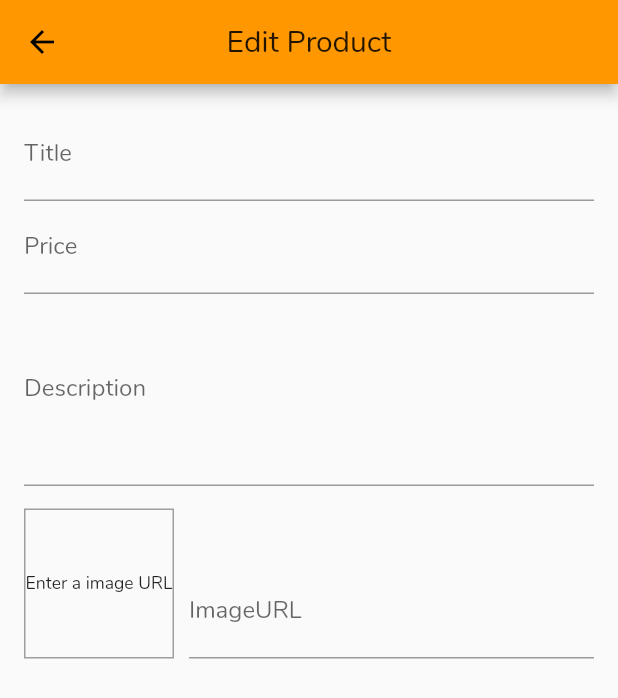
After one commit to Nabinda/Shopathy, a Flutter app: the EditProductScreen screen opened by its route, on a phone screen of 412 x 824 dp. The commit adds this screen. Shown: the top 698 px of the screen. Run offline on Flutter 3.47's test engine with Material 2 defaults, Android fonts, the phone set to English and light mode, and no system bars; network calls fail.

Commit message:
Dialog box on delete and created a new screen to edit and add products

```diff
--- a/lib/main.dart
+++ b/lib/main.dart
@@ -4,9 +4,11 @@ import 'package:shopathy/provider/cart_provider.dart';
 import 'package:shopathy/provider/order_provider.dart';
 import 'package:shopathy/provider/products_provider.dart';
 import 'package:shopathy/screen/cart_screen.dart';
+import 'package:shopathy/screen/edit_product_screen.dart';
 import 'package:shopathy/screen/order_screen.dart';
 import 'package:shopathy/screen/product_detail_screen.dart';
 import 'package:shopathy/screen/product_overview_screen.dart';
+import 'package:shopathy/screen/user_product_screen.dart';
 
 void main() => runApp(MyApp());
 
@@ -33,6 +35,8 @@ class MyApp extends StatelessWidget {
           ProductDetailScreen.routeName: (ctx) => ProductDetailScreen(),
           CartScreen.routeName: (ctx) => CartScreen(),
           OrderScreen.routeName: (ctx) => OrderScreen(),
+          UserProductScreen.routeName: (ctx) => UserProductScreen(),
+          EditProductScreen.routeName: (ctx) => EditProductScreen(),
         },
       ),
     );
--- /dev/null
+++ b/lib/screen/edit_product_screen.dart
@@ -0,0 +1,102 @@
+import 'package:flutter/material.dart';
+
+class EditProductScreen extends StatefulWidget {
+  static const routeName = "/edit_product_screen";
+  @override
+  _EditProductScreenState createState() => _EditProductScreenState();
+}
+
+class _EditProductScreenState extends State<EditProductScreen> {
+  final _priceFocusNode = FocusNode();
+  final _descriptionFocusNode = FocusNode();
+  final _imageURLFocusNode = FocusNode();
+  final _imageUrlController = TextEditingController();
+  @override
+  void initState() {
+    super.initState();
+    _imageUrlController.addListener(_updateImageUrl);
+  }
+
+  //========to update image on container
+  void _updateImageUrl() {
+    if (!_imageURLFocusNode.hasFocus) {
+      setState(() {});
+    }
+  }
+
+  @override
+  void dispose() {
+    super.dispose();
+    _priceFocusNode.dispose();
+    _descriptionFocusNode.dispose();
+    _imageURLFocusNode.dispose();
+  }
+
+  @override
+  Widget build(BuildContext context) {
+    return Scaffold(
+      appBar: AppBar(
+        title: Text("Edit Product"),
+        centerTitle: true,
+      ),
+      body: Padding(
+        padding: EdgeInsets.all(16.0),
+        child: Form(
+          child: ListView(
+            children: <Widget>[
+              TextFormField(
+                decoration: InputDecoration(labelText: "Title"),
+                textInputAction: TextInputAction.next,
+                onFieldSubmitted: (_) {
+                  FocusScope.of(context).requestFocus(_priceFocusNode);
+                },
+              ),
+              TextFormField(
+                keyboardType: TextInputType.number,
+                textInputAction: TextInputAction.next,
+                decoration: InputDecoration(labelText: "Price"),
+                focusNode: _priceFocusNode,
+                onFieldSubmitted: (_) {
+                  FocusScope.of(context).requestFocus(_descriptionFocusNode);
+                },
+              ),
+              TextFormField(
+                maxLines: 4,
+                keyboardType: TextInputType.multiline,
+                decoration: InputDecoration(labelText: "Description"),
+                focusNode: _descriptionFocusNode,
+              ),
+              Row(
+                crossAxisAlignment: CrossAxisAlignment.end,
+                children: <Widget>[
+                  Container(
+                    height: 100,
+                    width: 100,
+                    margin: EdgeInsets.only(top: 15, right: 10),
+                    decoration: BoxDecoration(
+                        border: Border.all(color: Colors.grey, width: 1)),
+                    child: _imageUrlController.text.isEmpty
+                        ? FittedBox(
+                            child: Text("Enter a image URL"),
+                          )
+                        : Image.network(
+                            _imageUrlController.text,
+                            fit: BoxFit.cover,
+                          ),
+                  ),
+                  Expanded(
+                      child: TextFormField(
+                    keyboardType: TextInputType.url,
+                    focusNode: _imageURLFocusNode,
+                    decoration: InputDecoration(labelText: "ImageURL"),
+                    controller: _imageUrlController,
+                  )),
+                ],
+              )
+            ],
+          ),
+        ),
+      ),
+    );
+  }
+}
--- a/lib/widgets/app_drawer.dart
+++ b/lib/widgets/app_drawer.dart
@@ -1,6 +1,7 @@
 import 'package:flutter/material.dart';
 import 'package:shopathy/screen/order_screen.dart';
 import 'package:shopathy/screen/product_overview_screen.dart';
+import 'package:shopathy/screen/user_product_screen.dart';
 
 class AppDrawer extends StatelessWidget {
   @override
@@ -29,7 +30,16 @@ class AppDrawer extends StatelessWidget {
             onTap: () {
               Navigator.pushReplacementNamed(context, OrderScreen.routeName);
             },
-          )
+          ),
+          Divider(),
+          ListTile(
+            leading: Icon(Icons.edit),
+            title: Text('ManageProducts'),
+            onTap: () {
+              Navigator.pushReplacementNamed(
+                  context, UserProductScreen.routeName);
+            },
+          ),
         ],
       ),
     );
--- /dev/null
+++ b/lib/widgets/user_product_item.dart
@@ -0,0 +1,34 @@
+import 'package:flutter/material.dart';
+
+class UserProductItem extends StatelessWidget {
+  final String title;
+  final String imageURL;
+
+  UserProductItem(this.title, this.imageURL);
+  @override
+  Widget build(BuildContext context) {
+    return ListTile(
+      title: Text(title),
+      leading: CircleAvatar(
+        backgroundImage: NetworkImage(imageURL),
+      ),
+      trailing: Container(
+        width: 100,
+        child: Row(
+          children: <Widget>[
+            IconButton(
+              color: Theme.of(context).accentColor,
+              icon: Icon(Icons.edit),
+              onPressed: () {},
+            ),
+            IconButton(
+              color: Theme.of(context).accentColor,
+              icon: Icon(Icons.delete),
+              onPressed: () {},
+            )
+          ],
+        ),
+      ),
+    );
+  }
+}
```
Also changed, not shown: lib/provider/cart_provider.dart (+19 -0 lines), lib/screen/user_product_screen.dart (added, +37 -0 lines), lib/widgets/cart_item.dart (+22 -0 lines), lib/widgets/product_item.dart (+11 -0 lines).
